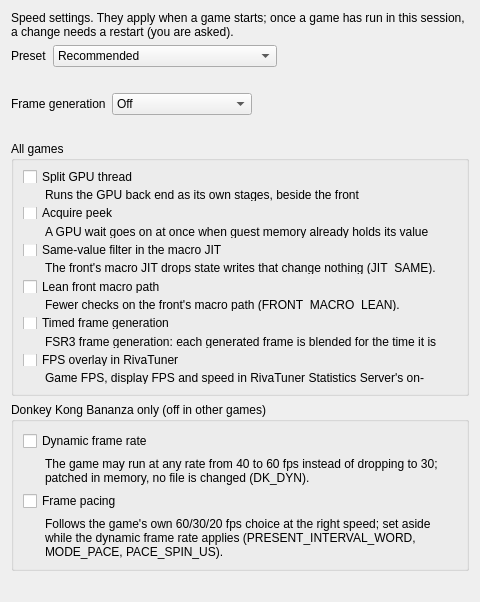
The window that src/yuzu/configuration/configure_nx2perf.ui (Mvii7/Anka) describes before a commit, drawn with Qt 5.
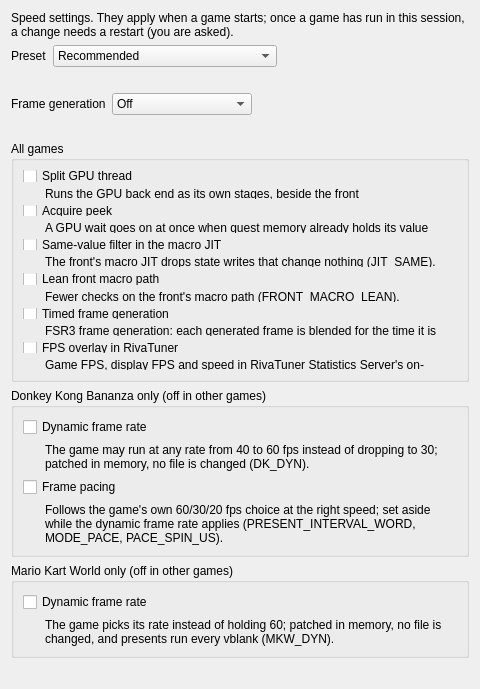
The same window after the commit.

Commit message:
Port Mario Kart World paths and skip idle command-list drains.
Lower HSETP2's constant-buffer form, publish the water collision map on the next fence, and wait for GPU-written command lists only up to the last host sync. Mario Kart World's dynamic frame rate is a Tuning switch for that game.

```diff
--- a/src/yuzu/configuration/configure_nx2perf.ui
+++ b/src/yuzu/configuration/configure_nx2perf.ui
@@ -351,6 +351,38 @@
      </layout>
     </widget>
    </item>
+   <item>
+    <widget class="QGroupBox" name="mkw">
+     <property name="title">
+      <string>Mario Kart World only (off in other games)</string>
+     </property>
+     <layout class="QVBoxLayout" name="mkw_layout">
+      <item>
+       <widget class="QCheckBox" name="mkw_dyn">
+        <property name="text">
+         <string>Dynamic frame rate</string>
+        </property>
+       </widget>
+      </item>
+      <item>
+       <widget class="QLabel" name="mkw_dyn_text">
+        <property name="text">
+         <string>The game picks its rate instead of holding 60; patched in memory, no file is changed, and presents run every vblank (MKW_DYN).</string>
+        </property>
+        <property name="wordWrap">
+         <bool>true</bool>
+        </property>
+        <property name="indent">
+         <number>22</number>
+        </property>
+        <property name="buddy">
+         <cstring>mkw_dyn</cstring>
+        </property>
+       </widget>
+      </item>
+     </layout>
+    </widget>
+   </item>
    <item>
     <widget class="QLabel" name="status">
      <property name="text">
```
The commit also changes 26 other files.
